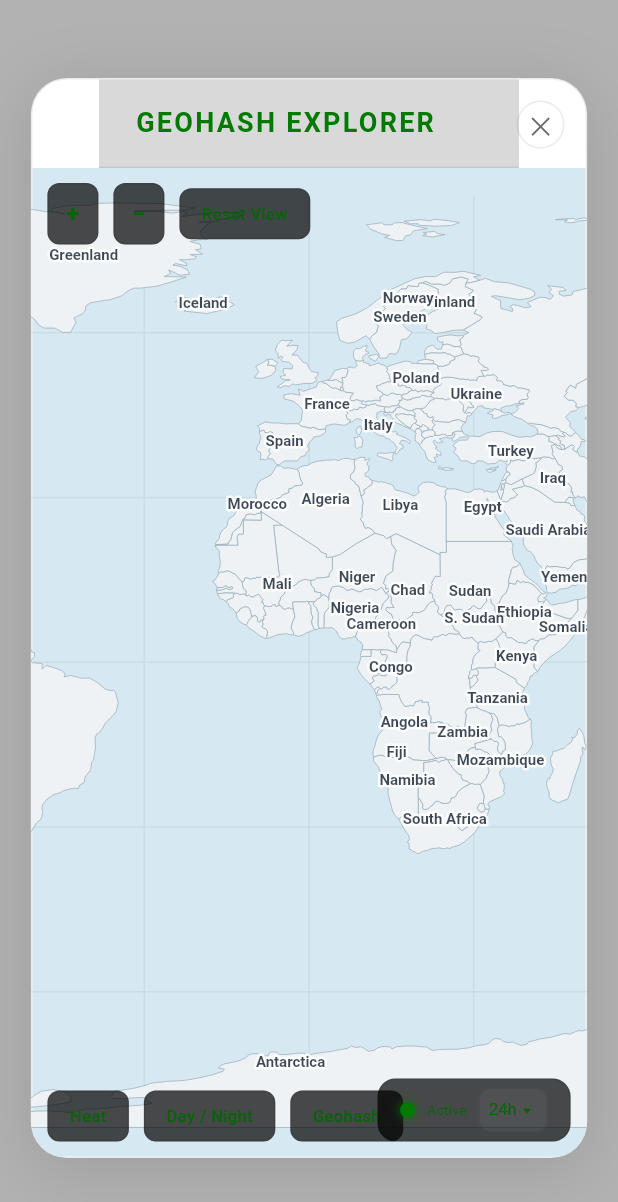
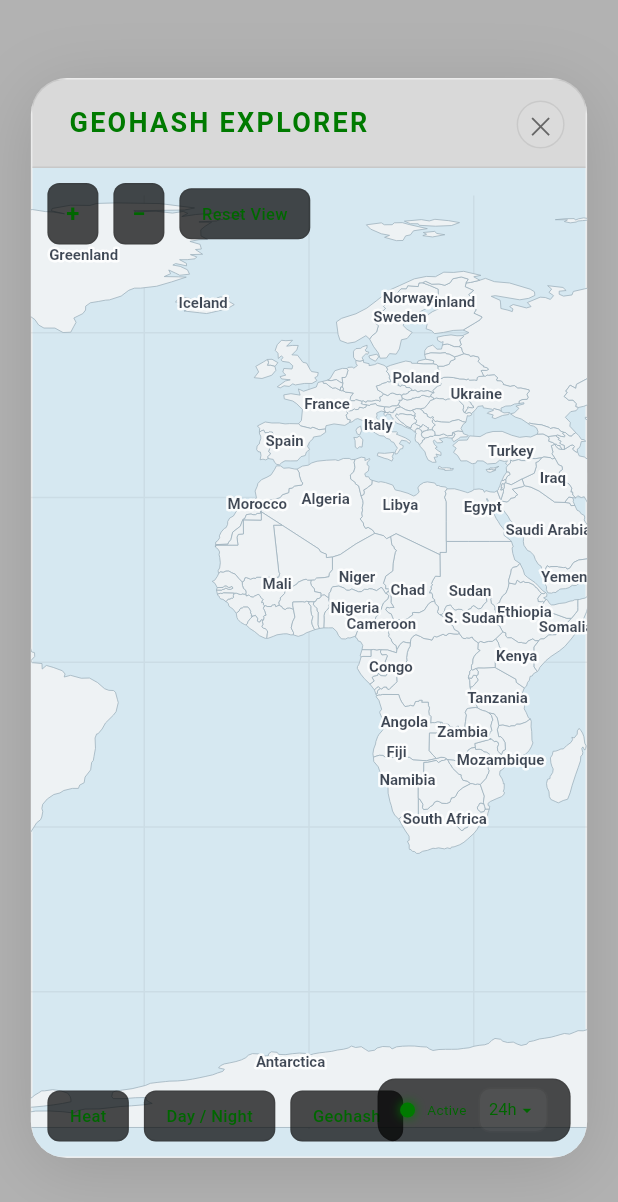
Before and after one commit to Spl0itable/flutter-app, a Flutter app: the GeohashExplorer screen opened directly, on a phone screen of 412 x 824 dp. Shown: the top 1202 px of the screen. Run offline on Flutter 3.47's test engine with Material 3 defaults, Android fonts, the phone set to English and light mode, and no system bars; our stand-ins replace app_links, audioplayers, cached_network_image, convert, file_picker, flutter_local_notifications and 13 more; missing offline and left inert: bech32, bip340, cryptography, flutter_webrtc, pointycastle; accounts and stored records are empty.

Commit message:
Left-align modal headers per the PWA's block .modal-header
Intrinsic-width header containers sat in default-center Columns, so
several headers floated to the middle; the PWA's .modal-header
(styles-components.css:117) is a full-width block with left text.
Headers now span full width: ModalChrome (fixes the Nostr login
modal), nick-edit "Change Nym's Details", NOTIFICATIONS panel, and
GEOHASH EXPLORER (whose header fill only spanned the text). All
other modals verified already-left or centered-in-PWA-too.

Co-Authored-By: Claude Fable 5 <noreply@anthropic.com>
Claude-Session: https://claude.ai/code/session_01MzraKLeVcAAnRxk4TvRmYC

```diff
--- a/lib/features/globe/geohash_explorer.dart
+++ b/lib/features/globe/geohash_explorer.dart
@@ -597,6 +597,8 @@ class _GeohashExplorerState extends ConsumerState<GeohashExplorer> {
     return Container(
       // `.geohash-explorer-header { padding: 16px 24px; padding-right: 56px; }`
       // — the right gutter reserves room for the absolute `.modal-close` chip.
+      // A block element: full width, LEFT-aligned title (never centered).
+      width: double.infinity,
       padding: const EdgeInsets.fromLTRB(24, 16, 56, 16),
       decoration: BoxDecoration(
         color: const Color(0x26000000), // rgba(0,0,0,0.15)
--- a/lib/features/identity/modal_chrome.dart
+++ b/lib/features/identity/modal_chrome.dart
@@ -71,6 +71,9 @@ class ModalChrome {
   /// bottom rule (padding-bottom 14, margin-bottom 24).
   static Widget header(NymColors c, String title) {
     return Container(
+      // `.modal-header` is a block element: full width, LEFT-aligned text —
+      // never centered, even when the host Column defaults to center.
+      width: double.infinity,
       padding: const EdgeInsets.fromLTRB(32, 32, 32, 14),
       margin: const EdgeInsets.only(bottom: 24),
       decoration: BoxDecoration(
--- a/lib/features/identity/nick_edit_modal.dart
+++ b/lib/features/identity/nick_edit_modal.dart
@@ -199,8 +199,10 @@ class _NickEditModalState extends ConsumerState<NickEditModal> {
     );
   }
 
-  // `.modal-header`: 22px primary UPPERCASE ls1.5 w700 + bottom rule.
+  // `.modal-header`: 22px primary UPPERCASE ls1.5 w700 + bottom rule. A block
+  // element in the PWA — full width, LEFT-aligned (never centered).
   Widget _modalHeader(NymColors c) => Container(
+        width: double.infinity,
         padding: const EdgeInsets.fromLTRB(24, 22, 24, 14),
         decoration: BoxDecoration(
           border: Border(bottom: BorderSide(color: c.glassBorder)),
--- a/lib/features/notifications/notifications_panel.dart
+++ b/lib/features/notifications/notifications_panel.dart
@@ -219,8 +219,10 @@ class _NotificationsPanelState extends ConsumerState<NotificationsPanel> {
                   // .modal-header (`.nm-h-76`): 22px UPPERCASE primary + ls1.5.
                   // In this modal the header drops its own bottom rule (padding
                   // 32/32/10, `border-bottom: none`) — the rule moves onto the
-                  // toggle block below (no-inline.css:94).
+                  // toggle block below (no-inline.css:94). A block element —
+                  // full width, LEFT-aligned (never centered).
                   Container(
+                    width: double.infinity,
                     padding: const EdgeInsets.fromLTRB(32, 32, 32, 10),
                     child: Text(
                       'NOTIFICATIONS',
```
